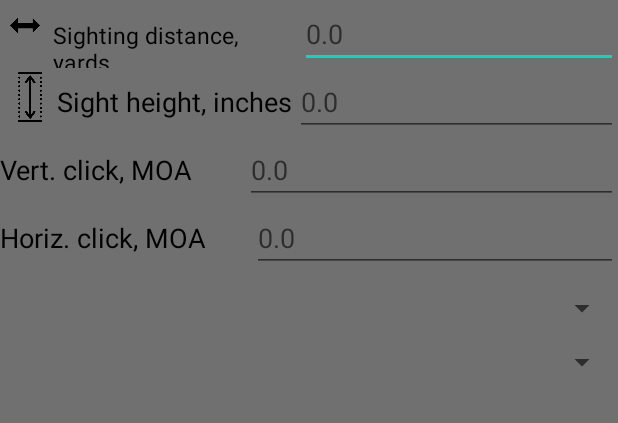
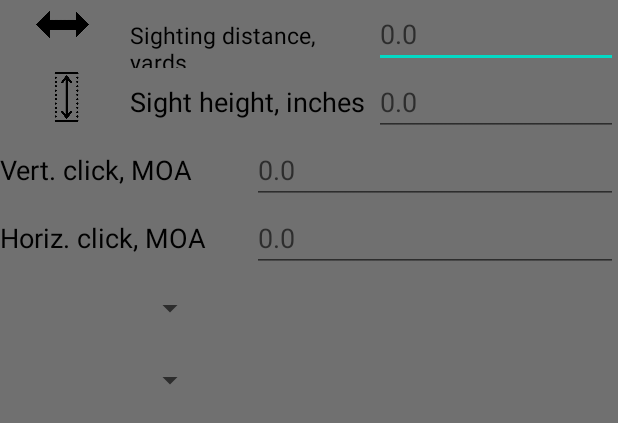
Before and after one commit to OrdernThule/BalisticCalculatorV2, an Android app: the layout scope_activity.xml on its own in the app's theme, with its tools: preview values and no code run, on a phone screen of 412 x 824 dp. Shown: the top 423 px of the screen. Run offline under Robolectric (Android 15) with nearby library versions, the phone set to English and light mode, and no system bars.

Commit message:
Adaptive Windows

```diff
--- a/app/src/main/res/layout/scope_activity.xml
+++ b/app/src/main/res/layout/scope_activity.xml
@@ -9,10 +9,17 @@
     android:orientation="vertical">
 
     <LinearLayout
-        android:id="@+id/FirstSightingDis"
         android:layout_width="match_parent"
-        android:layout_height="wrap_content"
-        android:orientation="horizontal">
+        android:layout_height="match_parent"
+        android:orientation="vertical">
+
+        <TableLayout
+            android:layout_width="match_parent"
+            android:layout_height="match_parent">
+
+            <TableRow
+                android:layout_width="match_parent"
+                android:layout_height="match_parent" >
 
                 <ImageView
                     android:id="@+id/imageDistance"
@@ -26,9 +33,9 @@
                     android:layout_width="wrap_content"
                     android:layout_height="wrap_content"
                     android:layout_weight="1"
+                    android:text="@string/sighting_distance_yards"
                     android:textColor="@android:color/background_dark"
-            android:textSize="15sp"
-            tools:text="@string/sighting_distance_yards" />
+                    android:textSize="15sp" />
 
                 <EditText
                     android:id="@+id/editTextSightingDist"
@@ -38,13 +45,11 @@
                     android:ems="10"
                     android:hint="@string/standart"
                     android:inputType="number" />
-    </LinearLayout>
+            </TableRow>
 
-    <LinearLayout
-        android:id="@+id/SecondSightHeight"
+            <TableRow
                 android:layout_width="match_parent"
-        android:layout_height="wrap_content"
-        android:orientation="horizontal">
+                android:layout_height="match_parent" >
 
                 <ImageView
                     android:id="@+id/imageSightHeight"
@@ -58,9 +63,9 @@
                     android:layout_width="wrap_content"
                     android:layout_height="wrap_content"
                     android:layout_weight="1"
+                    android:text="@string/sight_height_inches"
                     android:textColor="@android:color/background_dark"
-            android:textSize="18sp"
-            tools:text="@string/sight_height_inches" />
+                    android:textSize="18sp" />
 
                 <EditText
                     android:id="@+id/editTextSightHeight"
@@ -70,22 +75,20 @@
                     android:ems="10"
                     android:hint="@string/standart"
                     android:inputType="number" />
-    </LinearLayout>
+            </TableRow>
 
-    <LinearLayout
-        android:id="@+id/ThreeVertClick"
+            <TableRow
                 android:layout_width="match_parent"
-        android:layout_height="wrap_content"
-        android:orientation="horizontal">
+                android:layout_height="match_parent" >
 
                 <TextView
                     android:id="@+id/textVertClicks"
                     android:layout_width="wrap_content"
                     android:layout_height="wrap_content"
                     android:layout_weight="1"
+                    android:text="@string/vert_click_moa"
                     android:textColor="@android:color/background_dark"
-            android:textSize="18sp"
-            tools:text="@string/vert_click_moa" />
+                    android:textSize="18sp" />
 
                 <EditText
                     android:id="@+id/editTextVertClicks"
@@ -95,22 +98,20 @@
                     android:ems="10"
                     android:hint="@string/standart"
                     android:inputType="number" />
-    </LinearLayout>
+            </TableRow>
 
-    <LinearLayout
-        android:id="@+id/FourHorzClick"
+            <TableRow
                 android:layout_width="match_parent"
-        android:layout_height="wrap_content"
-        android:orientation="horizontal">
+                android:layout_height="match_parent">
 
                 <TextView
                     android:id="@+id/textHorizClicks"
                     android:layout_width="wrap_content"
                     android:layout_height="wrap_content"
                     android:layout_weight="1"
+                    android:text="@string/horiz_click_moa"
                     android:textColor="@android:color/background_dark"
-            android:textSize="18sp"
-            tools:text="@string/horiz_click_moa" />
+                    android:textSize="18sp" />
 
                 <EditText
                     android:id="@+id/editTextHorizClicks"
@@ -120,29 +121,30 @@
                     android:ems="10"
                     android:hint="@string/standart"
                     android:inputType="number" />
-    </LinearLayout>
 
-    <LinearLayout
-        android:id="@+id/FiveSpinnerUnit"
+            </TableRow>
+
+            <TableRow
                 android:layout_width="match_parent"
-        android:layout_height="36dp"
-        android:orientation="horizontal">
+                android:layout_height="match_parent" >
 
                 <Spinner
                     android:id="@+id/spinnerUnitRev"
                     android:layout_width="match_parent"
                     android:layout_height="48dp" />
-    </LinearLayout>
+            </TableRow>
 
-    <LinearLayout
-        android:id="@+id/SixSpinnerGrid"
+            <TableRow
                 android:layout_width="match_parent"
-        android:layout_height="match_parent"
-        android:orientation="horizontal">
+                android:layout_height="match_parent">
 
                 <Spinner
                     android:id="@+id/spinnerGridScope"
                     android:layout_width="match_parent"
                     android:layout_height="48dp" />
+            </TableRow>
+
+        </TableLayout>
     </LinearLayout>
+
 </LinearLayout>
```
Also changed, not shown: app/src/main/res/layout/rifle_activity.xml (+24 -15 lines). Lines whose indentation alone changed are shown as unchanged.
